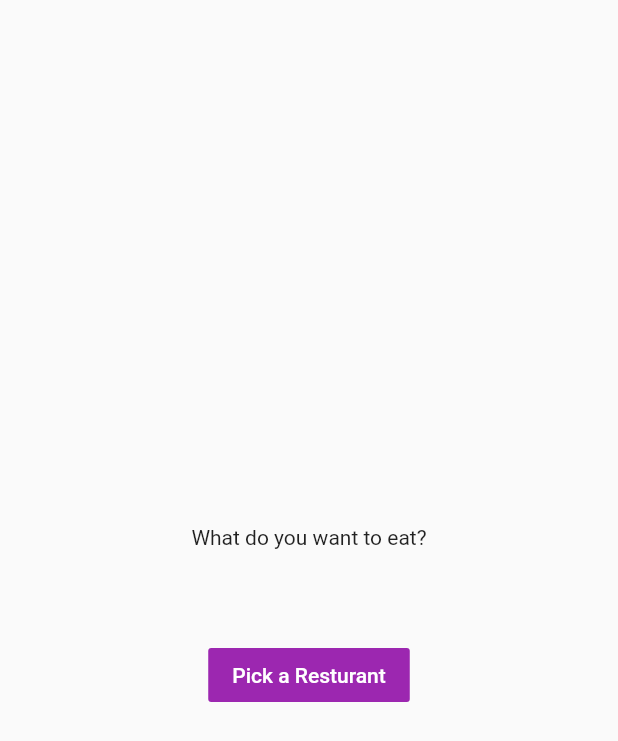
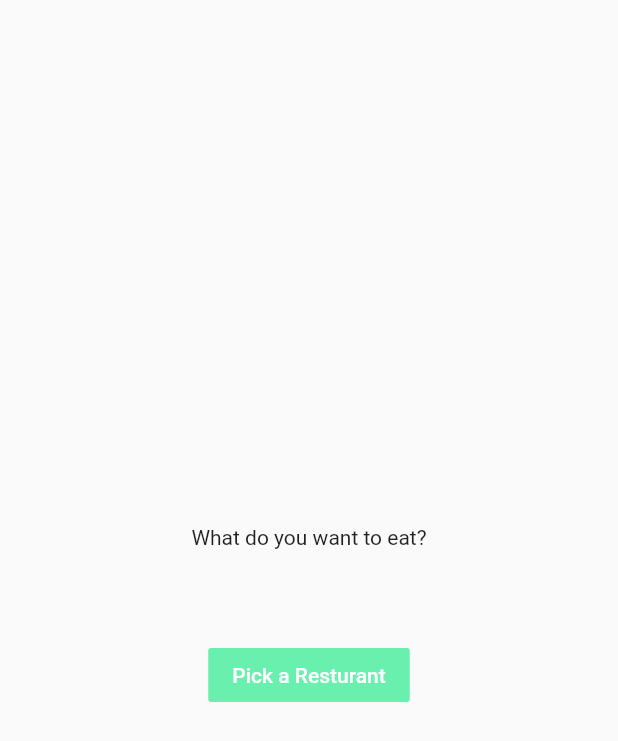
Before and after one commit to rohitsainier/ShopApp, a Flutter app: the screen it shows after launch, on a phone screen of 412 x 824 dp. Shown: the top 741 px of the screen. Run offline on Flutter 3.47's test engine with Material 2 defaults, Android fonts, the phone set to English and light mode, and no system bars.

Commit message:
btn Color changed

```diff
--- a/lib/main.dart
+++ b/lib/main.dart
@@ -50,7 +50,7 @@ class _MyAppState extends State<MyApp> {
               updateIndex();
             },
             child: Text("Pick a Resturant"),
-            color: Colors.purple,
+            color: Colors.greenAccent,
             textColor: Colors.white,
           )
         ],
```
